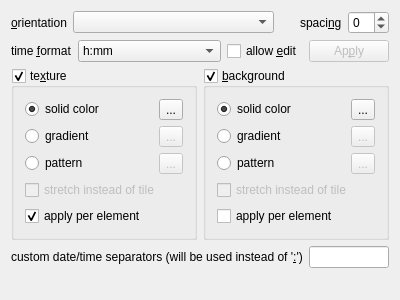
The window that src/app/settings/classic_skin_settings.ui (Kolcha/DigitalClockNext) describes before a commit, drawn with Qt 5.
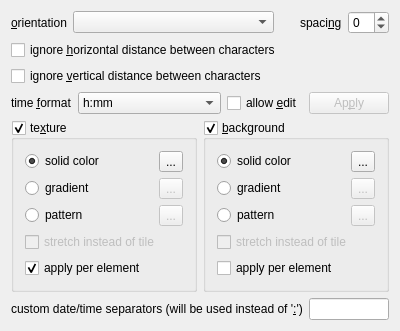
The same window after the commit.

Commit message:
added options to ignore advance values
also ignore advance value in vertical direction by default,
as many "fancy" fonts use huge line spacing, but this is not
strictly required for this particular application and may look
very strange and even unpleasant

so let the user to ddecide use these spacing values or not

The edit to the form file:
```diff
--- a/src/app/settings/classic_skin_settings.ui
+++ b/src/app/settings/classic_skin_settings.ui
@@ -7,16 +7,16 @@
     <x>0</x>
     <y>0</y>
     <width>400</width>
-    <height>300</height>
+    <height>320</height>
    </rect>
   </property>
   <layout class="QGridLayout" name="gridLayout_3">
-   <item row="0" column="0" colspan="2">
-    <layout class="QHBoxLayout" name="horizontalLayout_2">
+   <item row="5" column="0" colspan="2">
+    <layout class="QHBoxLayout" name="custom_seps_layout">
      <item>
-      <widget class="QLabel" name="orientation_label">
+      <widget class="QLabel" name="custom_seps_label">
        <property name="text">
-        <string>&amp;orientation</string>
+        <string>custom date/time separators (will be used instead of '&amp;:')</string>
        </property>
        <property name="buddy">
         <cstring>orientation_cbox</cstring>
@@ -24,54 +24,22 @@
       </widget>
      </item>
      <item>
-      <widget class="QComboBox" name="orientation_cbox">
-       <property name="sizePolicy">
-        <sizepolicy hsizetype="MinimumExpanding" vsizetype="Fixed">
-         <horstretch>0</horstretch>
-         <verstretch>0</verstretch>
-        </sizepolicy>
-       </property>
-      </widget>
-     </item>
-     <item>
-      <spacer name="horizontalSpacer">
-       <property name="orientation">
-        <enum>Qt::Horizontal</enum>
-       </property>
-       <property name="sizeType">
-        <enum>QSizePolicy::Fixed</enum>
-       </property>
-       <property name="sizeHint" stdset="0">
-        <size>
-         <width>20</width>
-         <height>20</height>
-        </size>
-       </property>
-      </spacer>
-     </item>
-     <item>
-      <widget class="QLabel" name="spacing_label">
-       <property name="text">
-        <string>spaci&amp;ng</string>
-       </property>
-       <property name="buddy">
-        <cstring>spacing_edit</cstring>
-       </property>
-      </widget>
-     </item>
-     <item>
-      <widget class="QSpinBox" name="spacing_edit">
-       <property name="minimum">
-        <number>-8</number>
-       </property>
-       <property name="maximum">
-        <number>32</number>
+      <widget class="QLineEdit" name="custom_seps_edit">
+       <property name="toolTip">
+        <string>replacement characters for ':' in format</string>
        </property>
       </widget>
      </item>
     </layout>
    </item>
    <item row="1" column="0" colspan="2">
+    <widget class="QCheckBox" name="ignore_advance_x">
+     <property name="text">
+      <string>ignore &amp;horizontal distance between characters</string>
+     </property>
+    </widget>
+   </item>
+   <item row="3" column="0" colspan="2">
     <layout class="QHBoxLayout" name="horizontalLayout">
      <item>
       <widget class="QLabel" name="time_format_label">
@@ -172,90 +140,80 @@
      </item>
     </layout>
    </item>
-   <item row="2" column="0">
-    <widget class="QGroupBox" name="texture_group">
-     <property name="title">
-      <string>te&amp;xture</string>
+   <item row="6" column="0" colspan="2">
+    <spacer name="verticalSpacer">
+     <property name="orientation">
+      <enum>Qt::Vertical</enum>
      </property>
-     <property name="checkable">
-      <bool>true</bool>
+     <property name="sizeHint" stdset="0">
+      <size>
+       <width>348</width>
+       <height>58</height>
+      </size>
      </property>
-     <layout class="QGridLayout" name="gridLayout">
-      <item row="0" column="0">
-       <widget class="QRadioButton" name="tx_solid_color_rbtn">
+    </spacer>
+   </item>
+   <item row="0" column="0" colspan="2">
+    <layout class="QHBoxLayout" name="horizontalLayout_2">
+     <item>
+      <widget class="QLabel" name="orientation_label">
         <property name="text">
-         <string>solid color</string>
-        </property>
-        <property name="checked">
-         <bool>true</bool>
+        <string>&amp;orientation</string>
+       </property>
+       <property name="buddy">
+        <cstring>orientation_cbox</cstring>
         </property>
        </widget>
       </item>
-      <item row="2" column="0">
-       <widget class="QRadioButton" name="tx_pattern_rbtn">
-        <property name="text">
-         <string>pattern</string>
+     <item>
+      <widget class="QComboBox" name="orientation_cbox">
+       <property name="sizePolicy">
+        <sizepolicy hsizetype="MinimumExpanding" vsizetype="Fixed">
+         <horstretch>0</horstretch>
+         <verstretch>0</verstretch>
+        </sizepolicy>
         </property>
        </widget>
       </item>
-      <item row="1" column="1">
-       <widget class="QToolButton" name="tx_select_gradient_btn">
-        <property name="enabled">
-         <bool>false</bool>
-        </property>
-        <property name="text">
-         <string notr="true">...</string>
-        </property>
-       </widget>
-      </item>
-      <item row="0" column="1">
-       <widget class="QToolButton" name="tx_select_color_btn">
-        <property name="text">
-         <string notr="true">...</string>
-        </property>
-       </widget>
-      </item>
-      <item row="4" column="0" colspan="2">
-       <widget class="QCheckBox" name="tx_per_element_cb">
+     <item>
+      <spacer name="horizontalSpacer">
+       <property name="orientation">
+        <enum>Qt::Horizontal</enum>
+       </property>
+       <property name="sizeType">
+        <enum>QSizePolicy::Fixed</enum>
+       </property>
+       <property name="sizeHint" stdset="0">
+        <size>
+         <width>20</width>
+         <height>20</height>
+        </size>
+       </property>
+      </spacer>
+     </item>
+     <item>
+      <widget class="QLabel" name="spacing_label">
         <property name="text">
-         <string>apply per element</string>
-        </property>
-        <property name="checked">
-         <bool>true</bool>
+        <string>spaci&amp;ng</string>
+       </property>
+       <property name="buddy">
+        <cstring>spacing_edit</cstring>
         </property>
        </widget>
       </item>
-      <item row="2" column="1">
-       <widget class="QToolButton" name="tx_select_pattern_btn">
-        <property name="enabled">
-         <bool>false</bool>
-        </property>
-        <property name="text">
-         <string notr="true">...</string>
-        </property>
-       </widget>
-      </item>
-      <item row="1" column="0">
-       <widget class="QRadioButton" name="tx_gradient_rbtn">
-        <property name="text">
-         <string>gradient</string>
-        </property>
-       </widget>
-      </item>
-      <item row="3" column="0" colspan="2">
-       <widget class="QCheckBox" name="tx_pattern_stretch">
-        <property name="enabled">
-         <bool>false</bool>
-        </property>
-        <property name="text">
-         <string>stretch instead of tile</string>
+     <item>
+      <widget class="QSpinBox" name="spacing_edit">
+       <property name="minimum">
+        <number>-8</number>
+       </property>
+       <property name="maximum">
+        <number>32</number>
         </property>
        </widget>
       </item>
      </layout>
-    </widget>
    </item>
-   <item row="2" column="1">
+   <item row="4" column="1">
     <widget class="QGroupBox" name="background_group">
      <property name="title">
       <string>&amp;background</string>
@@ -335,39 +293,95 @@
      </layout>
     </widget>
    </item>
+   <item row="4" column="0">
+    <widget class="QGroupBox" name="texture_group">
+     <property name="title">
+      <string>te&amp;xture</string>
+     </property>
+     <property name="checkable">
+      <bool>true</bool>
+     </property>
+     <layout class="QGridLayout" name="gridLayout">
+      <item row="0" column="0">
+       <widget class="QRadioButton" name="tx_solid_color_rbtn">
+        <property name="text">
+         <string>solid color</string>
+        </property>
+        <property name="checked">
+         <bool>true</bool>
+        </property>
+       </widget>
+      </item>
+      <item row="2" column="0">
+       <widget class="QRadioButton" name="tx_pattern_rbtn">
+        <property name="text">
+         <string>pattern</string>
+        </property>
+       </widget>
+      </item>
+      <item row="1" column="1">
+       <widget class="QToolButton" name="tx_select_gradient_btn">
+        <property name="enabled">
+         <bool>false</bool>
+        </property>
+        <property name="text">
+         <string notr="true">...</string>
+        </property>
+       </widget>
+      </item>
+      <item row="0" column="1">
+       <widget class="QToolButton" name="tx_select_color_btn">
+        <property name="text">
+         <string notr="true">...</string>
+        </property>
+       </widget>
+      </item>
+      <item row="4" column="0" colspan="2">
+       <widget class="QCheckBox" name="tx_per_element_cb">
+        <property name="text">
+         <string>apply per element</string>
+        </property>
+        <property name="checked">
+         <bool>true</bool>
+        </property>
+       </widget>
+      </item>
+      <item row="2" column="1">
+       <widget class="QToolButton" name="tx_select_pattern_btn">
+        <property name="enabled">
+         <bool>false</bool>
+        </property>
+        <property name="text">
+         <string notr="true">...</string>
+        </property>
+       </widget>
+      </item>
+      <item row="1" column="0">
+       <widget class="QRadioButton" name="tx_gradient_rbtn">
+        <property name="text">
+         <string>gradient</string>
+        </property>
+       </widget>
+      </item>
    <item row="3" column="0" colspan="2">
-    <layout class="QHBoxLayout" name="custom_seps_layout">
-     <item>
-      <widget class="QLabel" name="custom_seps_label">
+       <widget class="QCheckBox" name="tx_pattern_stretch">
+        <property name="enabled">
+         <bool>false</bool>
+        </property>
        <property name="text">
-        <string>custom date/time separators (will be used instead of '&amp;:')</string>
-       </property>
-       <property name="buddy">
-        <cstring>custom_seps_edit</cstring>
-       </property>
-      </widget>
-     </item>
-     <item>
-      <widget class="QLineEdit" name="custom_seps_edit">
-       <property name="toolTip">
-        <string>replacement characters for ':' in format</string>
+         <string>stretch instead of tile</string>
        </property>
       </widget>
      </item>
     </layout>
+    </widget>
    </item>
-   <item row="4" column="0" colspan="2">
-    <spacer name="verticalSpacer">
-     <property name="orientation">
-      <enum>Qt::Vertical</enum>
+   <item row="2" column="0" colspan="2">
+    <widget class="QCheckBox" name="ignore_advance_y">
+     <property name="text">
+      <string>ignore &amp;vertical distance between characters</string>
      </property>
-     <property name="sizeHint" stdset="0">
-      <size>
-       <width>348</width>
-       <height>58</height>
-      </size>
-     </property>
-    </spacer>
+    </widget>
    </item>
   </layout>
  </widget>
```
Left out of the diff: 2 changed lines with no effect on the pictures. Lines whose indentation alone changed are shown as unchanged. The commit also changes 9 other files.
